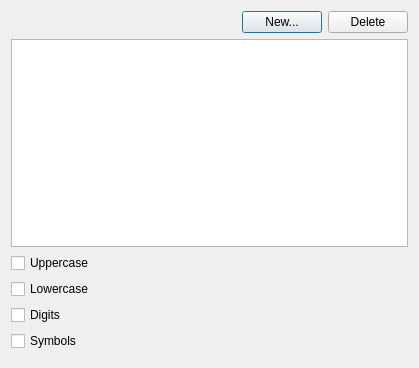
Old version of the form src/PassGenerationProfilesDialog.ui in the repository mooltipass/moolticute.
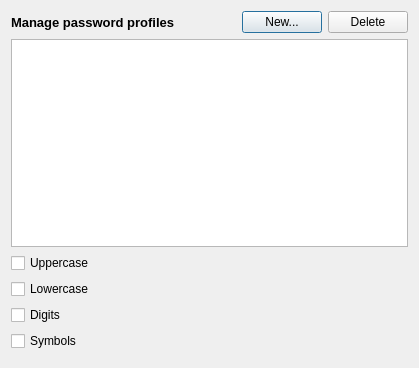
New version of the form.

```diff
--- a/src/PassGenerationProfilesDialog.ui
+++ b/src/PassGenerationProfilesDialog.ui
@@ -16,6 +16,20 @@
   <layout class="QVBoxLayout" name="verticalLayout">
    <item>
     <layout class="QHBoxLayout" name="horizontalLayout">
+     <item>
+      <widget class="QLabel" name="label">
+       <property name="font">
+        <font>
+         <pointsize>10</pointsize>
+         <weight>75</weight>
+         <bold>true</bold>
+        </font>
+       </property>
+       <property name="text">
+        <string>Manage password profiles</string>
+       </property>
+      </widget>
+     </item>
      <item>
       <spacer name="horizontalSpacer">
        <property name="orientation">
```
Left out of the diff: 2 changed lines with no effect on the pictures.
